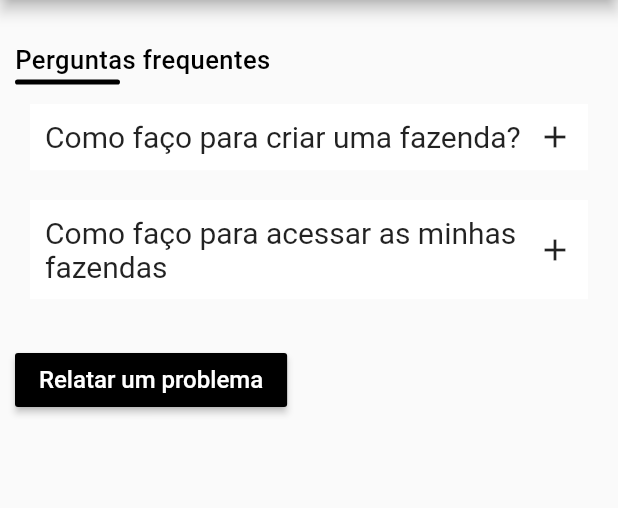
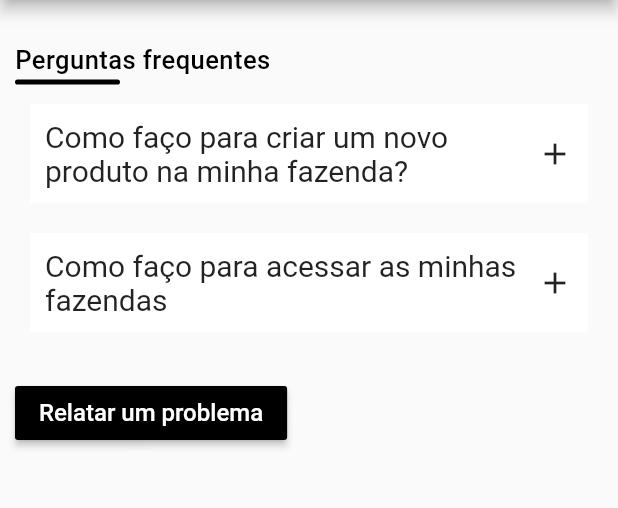
Before and after one commit to renan-almeidaa/projeto_muh_compmov, a Flutter app: the screen it shows after launch, on a phone screen of 412 x 824 dp, the part 84-592 px from its top. Run offline on Flutter 3.47's test engine with Material 2 defaults, Android fonts, the phone set to English and light mode, and no system bars; drawn by our look-alikes of getwidget; our stand-ins replace cloud_firestore, firebase_auth, firebase_storage, image_picker, mask_text_input_formatter; missing offline and left inert: masked_text; accounts and stored records are empty.

Commit message:
HelpScreen.dart implementada

```diff
--- a/lib/drawer/IconSectionDown.dart
+++ b/lib/drawer/IconSectionDown.dart
@@ -1,6 +1,6 @@
 import 'package:flutter/material.dart';
 import 'package:projeto_muh_compmov/drawer/IconTile.dart';
-import 'package:projeto_muh_compmov/screens/CadastroFzd.dart';
+import 'package:projeto_muh_compmov/screens/cadastro_fazenda_screen.dart';
 
 
 class IconSectionDown extends StatelessWidget {
--- a/lib/screens/help_screen.dart
+++ b/lib/screens/help_screen.dart
@@ -1,3 +1,5 @@
+import 'dart:io';
+
 import 'package:flutter/cupertino.dart';
 import 'package:getwidget/getwidget.dart';
 
@@ -7,28 +9,8 @@ import 'package:projeto_muh_compmov/drawer/Drawer.dart';
 import 'package:projeto_muh_compmov/models/user_model.dart';
 import 'package:scoped_model/scoped_model.dart';
 
-class HelpScreen extends StatefulWidget {
-  @override
-  _HelpScreen createState() => _HelpScreen();
-}
-
-class _HelpScreen extends State<HelpScreen> {
-  popupReportedProblem(BuildContext context) {
-    return showDialog(
-        context: context,
-        builder: (context) {
-          return AlertDialog(
-              title: Text("Problema enviado!!"),
-              content:
-                  Text("Obrigado por contribuir com a evolução do nosso app!"));
-        });
-  }
-
-  final TextEditingController _descriptionProblemController =
-      TextEditingController();
-  final _formKey = GlobalKey<FormState>();
-  List _name;
-
+class HelpScreen extends StatelessWidget {
+  List _nome = new List();
   @override
   Widget build(BuildContext context) {
     return Scaffold(
@@ -53,15 +35,60 @@ class _HelpScreen extends State<HelpScreen> {
           ),
         ],
       ),
-        body:
-            ScopedModelDescendant<UserModel>(builder: (context, child, model) {
+      body: CustomForm(_nome),
+      drawer: CustomDrawer(this._nome),
+    );
+  }
+}
+
+class CustomForm extends StatefulWidget {
+  List _nome;
+
+  CustomForm(List nome) {
+    this._nome = nome;
+  }
+  @override
+  _CustomFormState createState() => _CustomFormState();
+}
+
+class _CustomFormState extends State<CustomForm> {
+  popupReportedProblem(BuildContext context) {
+    return showDialog(
+        context: context,
+        builder: (context) {
+          return AlertDialog(
+            title: Text(
+                "Problema reportado com sucesso!"),
+            content: Text(
+                "Obrigado, iremos analisar e tentar consertar isso o mais rapido possivel."),
+            actions: <Widget>[
+              MaterialButton(
+                elevation: 5.0,
+                child: Text('ok'),
+                onPressed: () {
+                  Navigator.of(context).pop();
+                },
+              )
+            ],
+          );
+        });
+  }
+
+  final TextEditingController _descriptionProblemController =
+      TextEditingController();
+  final _formKey = GlobalKey<FormState>();
+
+  @override
+  Widget build(BuildContext context) {
+    return ScopedModelDescendant<UserModel>(builder: (context, child, model) {
       if (model.isLoading) {
         return Center(
           child: CircularProgressIndicator(),
         );
       } else {
-
-            return Container(
+        this.widget._nome.addAll(model.nome);
+        return Form(
+            child: Container(
                 height: MediaQuery.of(context).size.height,
                 width: MediaQuery.of(context).size.width,
                 margin: EdgeInsets.only(left: 10, right: 10, top: 30),
@@ -70,8 +97,8 @@ class _HelpScreen extends State<HelpScreen> {
                     text: 'Perguntas frequentes',
                   ),
                   GFAccordion(
-                    title: 'Como faço para criar uma fazenda?',
-                    content: '',
+                    title: 'Como faço para criar um novo produto na minha fazenda?',
+                    content: 'Selecione o menu no canto esquerdo superior da tela e vá em "Minha fazenda". Selecione a fazenda a qual você deseja adicionar um item e vá em "adicionar novo produto"',
                     collapsedIcon: Icon(Icons.add),
                     expandedIcon: Icon(Icons.minimize),
                     textStyle: TextStyle(fontSize: 20),
@@ -95,7 +122,7 @@ class _HelpScreen extends State<HelpScreen> {
                       onPressed: () {
                         showDialog(
                             context: context,
-                            builder: (BuildContext context) {
+                            builder: (context) {
                               return AlertDialog(
                                 title: Text('Relatar um problema'),
                                 content: Stack(
@@ -151,21 +178,22 @@ class _HelpScreen extends State<HelpScreen> {
                                             ),
                                           ),
                                           Padding(
-                                            padding: const EdgeInsets.all(8.0),
+                                            padding: EdgeInsets.all(8.0),
                                             child: RaisedButton(
-                                              child: Text("Enviar"),
                                               onPressed: () {
                                                 if (_formKey.currentState
                                                     .validate()) {
-
+                                                  _formKey.currentState.save();
+                                                  Navigator.of(context).pop();
                                                   popupReportedProblem(context);
                                                 }
                                               },
+                                              child: Text("Enviar"),
                                             ),
                                           )
                                         ],
                                       ),
-                                    ),
+                                    )
                                   ],
                                 ),
                               );
@@ -175,11 +203,8 @@ class _HelpScreen extends State<HelpScreen> {
                           style: TextStyle(fontSize: 16, color: Colors.white)),
                     ),
                   ),
-                ])
-            );
+                ])));
       }
-        }),
-      drawer: CustomDrawer(this._name),
-    );
+    });
   }
 }
```
Also changed, not shown: pubspec.lock. Lines whose indentation alone changed are shown as unchanged.
